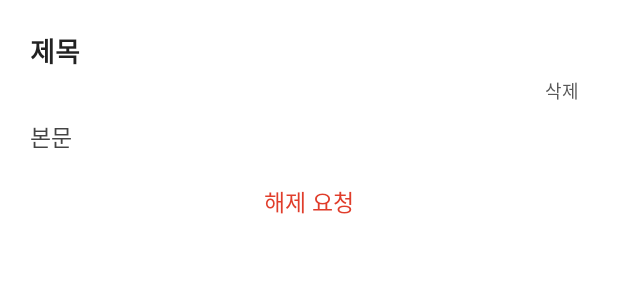
After one commit to princessuh/kotlin-disaster-alarm-project, an Android app built with Jetpack Compose: the layout bottom_sheet_message_detail_report.xml on its own in the app's theme, with its tools: preview values and no code run, on a phone screen of 412 x 824 dp. The commit adds this screen. Shown: the top 300 px of the screen. Run offline under Robolectric (Android 15) with nearby library versions, the phone set to English and light mode, and no system bars.

Commit message:
feat: 메시지 수신 내역 본문 생성 및 제보 내역 리스트 준비
 - 메시지 수신 유형에 따라 본문의 레이아웃을 별도로 지정(제보에만 삭제 기능 추가)

```diff
--- /dev/null
+++ b/app/src/main/res/drawable/comment_background.xml
@@ -0,0 +1,6 @@
+<?xml version="1.0" encoding="utf-8"?>
+<shape xmlns:android="http://schemas.android.com/apk/res/android" android:shape="rectangle">
+    <solid android:color="@android:color/white"/>
+    <stroke android:width="1dp" android:color="#CCCCCC"/>
+    <corners android:radius="8dp"/>
+</shape>
--- /dev/null
+++ b/app/src/main/res/layout/bottom_sheet_message_detail_report.xml
@@ -0,0 +1,96 @@
+<?xml version="1.0" encoding="utf-8"?>
+<FrameLayout
+    xmlns:android="http://schemas.android.com/apk/res/android"
+    android:layout_width="match_parent"
+    android:layout_height="wrap_content"
+    android:clipToOutline="true"
+    android:background="@drawable/rounded_top_white">
+
+    <ScrollView
+        android:layout_width="match_parent"
+        android:layout_height="wrap_content">
+
+        <LinearLayout
+            android:orientation="vertical"
+            android:padding="20dp"
+            android:layout_width="match_parent"
+            android:layout_height="wrap_content">
+
+            <!-- 제목 -->
+            <TextView
+                android:id="@+id/tv_detail_title"
+                android:layout_width="match_parent"
+                android:layout_height="wrap_content"
+                android:text="제목"
+                android:textSize="18sp"
+                android:textStyle="bold"
+                android:textColor="#222" />
+
+            <!-- 버튼 줄 (수정/삭제/해제 요청) -->
+            <LinearLayout
+                android:layout_width="match_parent"
+                android:layout_height="wrap_content"
+                android:orientation="horizontal"
+                android:gravity="end"
+                android:layout_marginTop="4dp">
+
+                <TextView
+                    android:id="@+id/btn_delete"
+                    android:layout_width="wrap_content"
+                    android:layout_height="wrap_content"
+                    android:text="삭제"
+                    android:textSize="12sp"
+                    android:textColor="@color/grey_70"
+                    android:paddingHorizontal="6dp" />
+            </LinearLayout>
+
+            <!-- 본문 -->
+            <TextView
+                android:id="@+id/tv_detail_content"
+                android:layout_width="match_parent"
+                android:layout_height="wrap_content"
+                android:text="본문"
+                android:textSize="15sp"
+                android:layout_marginTop="10dp"
+                android:textColor="#444" />
+
+            <TextView
+                android:id="@+id/btn_report"
+                android:layout_width="wrap_content"
+                android:layout_height="wrap_content"
+                android:layout_gravity="center"
+                android:layout_margin="20dp"
+                android:text="해제 요청"
+                android:textSize="15sp"
+                android:textColor="@color/red_60"
+                android:paddingHorizontal="6dp" />
+
+    <!--        &lt;!&ndash; 🔹 구분선 &ndash;&gt;-->
+    <!--        <View-->
+    <!--            android:layout_width="match_parent"-->
+    <!--            android:layout_height="1dp"-->
+    <!--            android:background="#DDD"-->
+    <!--            android:layout_marginTop="24dp"-->
+    <!--            android:layout_marginBottom="12dp" />-->
+
+    <!--        &lt;!&ndash; 댓글 입력 &ndash;&gt;-->
+    <!--        <EditText-->
+    <!--            android:id="@+id/et_comment"-->
+    <!--            android:layout_width="match_parent"-->
+    <!--            android:layout_height="wrap_content"-->
+    <!--            android:hint="댓글을 입력하세요"-->
+    <!--            android:background="@drawable/comment_background"-->
+    <!--            android:padding="12dp"-->
+    <!--            android:textSize="14sp" />-->
+
+    <!--        &lt;!&ndash; 댓글 등록 버튼 &ndash;&gt;-->
+    <!--        <Button-->
+    <!--            android:id="@+id/btn_submit_comment"-->
+    <!--            android:layout_width="match_parent"-->
+    <!--            android:layout_height="wrap_content"-->
+    <!--            android:text="댓글 등록"-->
+    <!--            android:layout_marginTop="8dp" />-->
+
+        </LinearLayout>
+    </ScrollView>
+</FrameLayout>
```
Also changed, not shown: app/src/main/java/com/example/disasteralert/MessageAdapter.kt (+12 -3 lines), app/src/main/java/com/example/disasteralert/MessageDetailBottomSheet.kt (added, +64 -0 lines), app/src/main/java/com/example/disasteralert/MessageDetailBottomSheetReport.kt (added, +69 -0 lines), app/src/main/java/com/example/disasteralert/MessageListActivity.kt (+43 -62 lines), app/src/main/java/com/example/disasteralert/ReportAdapter.kt (+46 -12 lines), app/src/main/java/com/example/disasteralert/ReportHistoryActivity.kt (+44 -29 lines), app/src/main/java/com/example/disasteralert/api/RetrofitClient.kt (+5 -2 lines), app/src/main/java/com/example/disasteralert/api/UserReportReceptionRequest.kt (added, +9 -0 lines), app/src/main/java/com/example/disasteralert/api/UserReportReceptionResponse.kt (added, +20 -0 lines), app/src/main/java/com/example/disasteralert/api/UserReportReceptionService.kt (added, +8 -0 lines), app/src/main/res/layout/bottom_sheet_message_detail.xml (added, +78 -0 lines).
